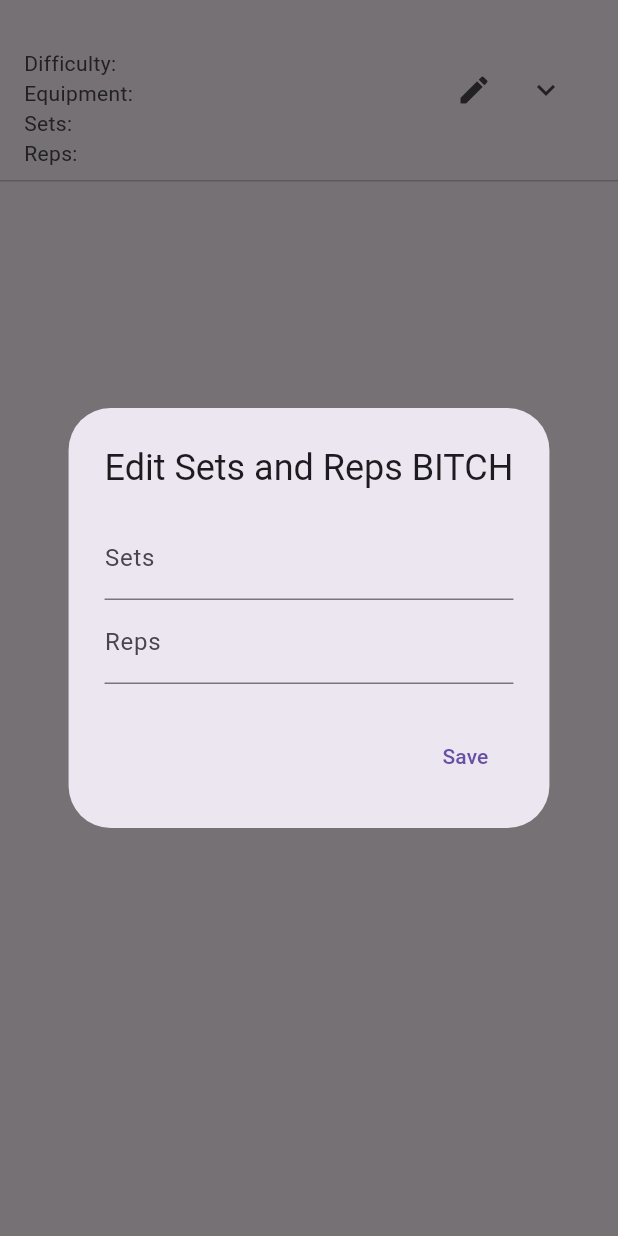
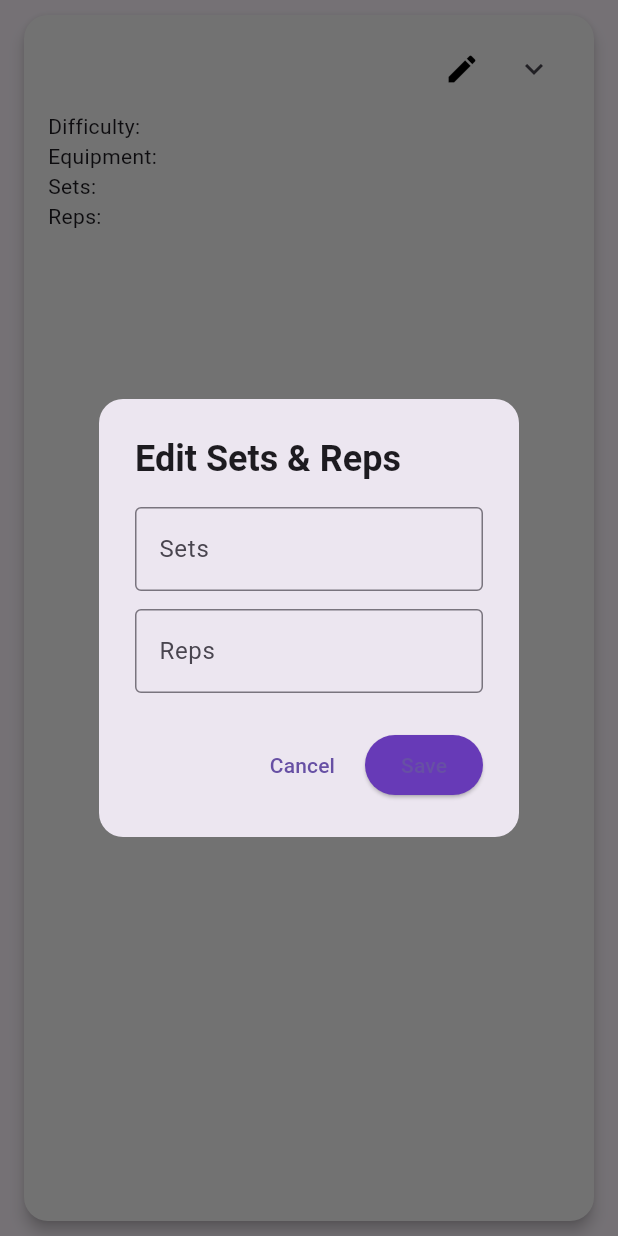
Before and after one commit to marcsaffold17/GetFitApp, a Flutter app: the _WorkoutTile widget shown alone on an empty page, opened directly with empty values, after a tap on the "edit" icon, on a phone screen of 412 x 824 dp. Run offline on Flutter 3.47's test engine with Material 3 defaults, Android fonts, the phone set to English and light mode, and no system bars; our stand-ins replace cloud_firestore, firebase_core, fl_chart, google_nav_bar, shared_preferences; accounts and stored records are empty; network calls fail.

Commit message:
Changed some of the UI to look better

```diff
--- a/get_fit_app/lib/main.dart
+++ b/get_fit_app/lib/main.dart
@@ -1,8 +1,6 @@
 import 'package:flutter/material.dart';
 import 'package:firebase_core/firebase_core.dart';
 import 'view/login_view.dart';
-import 'view/exercise_view.dart';
-import '../view/HomePage.dart';
 
 void main() async {
   WidgetsFlutterBinding.ensureInitialized();
--- a/get_fit_app/lib/view/HomePage.dart
+++ b/get_fit_app/lib/view/HomePage.dart
@@ -1,16 +1,11 @@
 import 'package:flutter/material.dart';
-import 'package:get_fit_app/model/insert_workout_model.dart';
 import '../view/login_view.dart';
 import 'nav_bar.dart';
 import '../presenter/global_presenter.dart';
 import '../model/chart_model.dart';
-import '../presenter/global_presenter.dart';
-import '../presenter/insert_workout_presenter.dart';
-import 'nav_bar.dart';
 import '../view/chart_veiw.dart';
 import 'settingspage.dart';
 import 'package:shared_preferences/shared_preferences.dart';
-import 'insert_workout_view.dart';
 import '../view/exercise_view.dart';
 import '../view/favorites_page.dart';
 import 'package:google_nav_bar/google_nav_bar.dart';
@@ -135,7 +130,7 @@ class _MyHomePageState extends State<MyHomePage> {
     return Scaffold(
       appBar: AppBar(
         title: const Text(""),
-        backgroundColor: Theme.of(context).colorScheme.inversePrimary,
+        backgroundColor:  Color.fromRGBO(78, 119, 128, 0.8),
         actions: [
           IconButton(icon: const Icon(Icons.logout), onPressed: _logout),
         ],
--- a/get_fit_app/lib/view/Workout-Plan.dart
+++ b/get_fit_app/lib/view/Workout-Plan.dart
@@ -50,9 +50,22 @@ class _WorkoutHistoryByDateState extends State<WorkoutHistoryByDate> {
               children: workoutsByDate.entries.map((entry) {
                 final date = entry.key;
                 final workouts = entry.value;
-
                 return ExpansionTile(
-                  title: Text(date),
+                  title: Container(
+                    padding: EdgeInsets.symmetric(vertical: 8, horizontal: 12),
+                    decoration: BoxDecoration(
+                      color: Color.fromRGBO(167, 196, 189,1),
+                      borderRadius: BorderRadius.circular(12),
+                    ),
+                    child: Text(
+                      date,
+                      style: TextStyle(
+                        fontSize: 16,
+                        fontWeight: FontWeight.bold,
+                        color: Color.fromRGBO(0, 0, 0, 1),
+                      ),
+                    ),
+                  ),
                   children: workouts.map((workout) {
                     return _WorkoutTile(workout: workout);
                   }).toList(),
@@ -77,35 +90,52 @@ class _WorkoutTileState extends State<_WorkoutTile> {
   bool isExpanded = false;
 
   void _showEditDialog() {
-    final setsController = TextEditingController(text: widget.workout['sets']?.toString() ?? '');
-    final repsController = TextEditingController(text: widget.workout['reps']?.toString() ?? '');
+    final setsController =
+        TextEditingController(text: widget.workout['sets']?.toString() ?? '');
+    final repsController =
+        TextEditingController(text: widget.workout['reps']?.toString() ?? '');
 
     showDialog(
       context: context,
       builder: (context) => AlertDialog(
-        title: Text('Edit Sets and Reps BITCH'),
+        shape: RoundedRectangleBorder(borderRadius: BorderRadius.circular(16)),
+        title: Text(
+          'Edit Sets & Reps',
+          style: TextStyle(fontWeight: FontWeight.bold),
+        ),
         content: Column(
           mainAxisSize: MainAxisSize.min,
           children: [
             TextField(
               controller: setsController,
               keyboardType: TextInputType.number,
-              decoration: InputDecoration(labelText: 'Sets'),
+              decoration: InputDecoration(
+                labelText: 'Sets',
+                border: OutlineInputBorder(),
               ),
+            ),
+            SizedBox(height: 12),
             TextField(
               controller: repsController,
               keyboardType: TextInputType.number,
-              decoration: InputDecoration(labelText: 'Reps'),
-            )
+              decoration: InputDecoration(
+                labelText: 'Reps',
+                border: OutlineInputBorder(),
+              ),
+            ),
           ],
         ),
         actions: [
-          // TextButton(
-          //   onPressed: onPressed,
-          //   child: child
-          //   )
           TextButton(
-            onPressed: () async{
+            onPressed: () => Navigator.of(context).pop(),
+            child: Text('Cancel'),
+          ),
+          ElevatedButton(
+            style: ElevatedButton.styleFrom(
+              shape: StadiumBorder(),
+              backgroundColor: Colors.deepPurple,
+            ),
+            onPressed: () async {
               String updatedSets = setsController.text;
               String updatedReps = repsController.text;
 
@@ -113,52 +143,52 @@ class _WorkoutTileState extends State<_WorkoutTile> {
                   .collection('Login-Info')
                   .doc(globalUsername)
                   .collection('Workout-Plan')
-                  .doc(widget.workout['name']) // this assumes 'name' is used as doc ID
+                  .doc(widget.workout['name'])
                   .update({
                 'sets': updatedSets,
                 'reps': updatedReps,
               });
+
               setState(() {
                 widget.workout['sets'] = updatedSets;
                 widget.workout['reps'] = updatedReps;
               });
+
               Navigator.of(context).pop();
             },
-            child: Text('Save')
-            )
+            child: Text('Save'),
+          ),
         ],
-      )
+      ),
     );
   }
-
 
   @override
   Widget build(BuildContext context) {
     final workout = widget.workout;
 
-    return Column(
-      children: [
-        ListTile(
-          title: Text(workout['name'] ?? 'Unnamed'),
-          subtitle: Column(
+    return Padding(
+    padding: const EdgeInsets.symmetric(horizontal: 12.0, vertical: 6.0),
+    child: Card(
+      elevation: 4,
+      shape: RoundedRectangleBorder(borderRadius: BorderRadius.circular(16)),
+      color: Color(0xFFF9F9F9),
+      child: Padding(
+        padding: const EdgeInsets.symmetric(vertical: 12.0, horizontal: 16.0),
+        child: Column(
           crossAxisAlignment: CrossAxisAlignment.start,
           children: [
-              Text("Difficulty: ${workout['difficulty'] ?? 'N/A'}"),
-              Text("Equipment: ${workout['equipment'] ?? 'N/A'}"),
-              Text("Sets: ${workout['sets'] ?? 'N/A'}"),
-              Text("Reps: ${workout['reps'] ?? 'N/A'}"),
-            ],
+            Row(
+              children: [
+                Expanded(
+                  child: Text(
+                    workout['name'] ?? 'Unnamed',
+                    style: TextStyle(fontWeight: FontWeight.bold, fontSize: 18),
                   ),
-          trailing: Row(
-            mainAxisSize: MainAxisSize.min,
-            children: [
+                ),
                 IconButton(
-                icon: Icon(Icons.edit),
-                onPressed: () {
-                setState(() {
-                  _showEditDialog();
-                });
-                },
+                  icon: Icon(Icons.edit, color: Colors.black),
+                  onPressed: _showEditDialog,
                 ),
                 IconButton(
                   icon: Icon(isExpanded ? Icons.expand_less : Icons.expand_more),
@@ -168,22 +198,25 @@ class _WorkoutTileState extends State<_WorkoutTile> {
                     });
                   },
                 ),
-            ]
-          )
+              ],
             ),
+            SizedBox(height: 4),
+            Text("Difficulty: ${workout['difficulty'] ?? 'N/A'}"),
+            Text("Equipment: ${workout['equipment'] ?? 'N/A'}"),
+            Text("Sets: ${workout['sets'] ?? 'N/A'}"),
+            Text("Reps: ${workout['reps'] ?? 'N/A'}"),
             if (isExpanded)
               Padding(
-            padding: const EdgeInsets.only(left: 16.0, right: 16.0, bottom: 12.0),
-            child: Align(
-              alignment: Alignment.centerLeft,
+                padding: const EdgeInsets.only(top: 8.0),
                 child: Text(
                   "Instructions: ${workout['instructions'] ?? 'N/A'}",
                   style: TextStyle(color: Colors.grey[700]),
                 ),
               ),
+          ],
         ),
-        Divider(height: 1),
-      ],
+      ),
+    ),
   );
   }
 }
--- a/get_fit_app/lib/view/exercise_view.dart
+++ b/get_fit_app/lib/view/exercise_view.dart
@@ -1,5 +1,4 @@
 import 'package:flutter/material.dart';
-import 'package:intl/date_time_patterns.dart';
 import '../presenter/exercise_presenter.dart';
 import '../model/exercies_model.dart';
 import 'package:cloud_firestore/cloud_firestore.dart';
--- a/get_fit_app/lib/view/nav_bar.dart
+++ b/get_fit_app/lib/view/nav_bar.dart
@@ -1,9 +1,5 @@
 import 'package:flutter/material.dart';
-import '../main.dart';
-import '../view/favorites_page.dart';
 import '../view/HomePage.dart';
-import '../view/login_view.dart';
-import '../view/exercise_view.dart';
 import '../view/SettingsPage.dart';
 
 class NavBar extends StatelessWidget {
```
Lines whose indentation alone changed are shown as unchanged.
